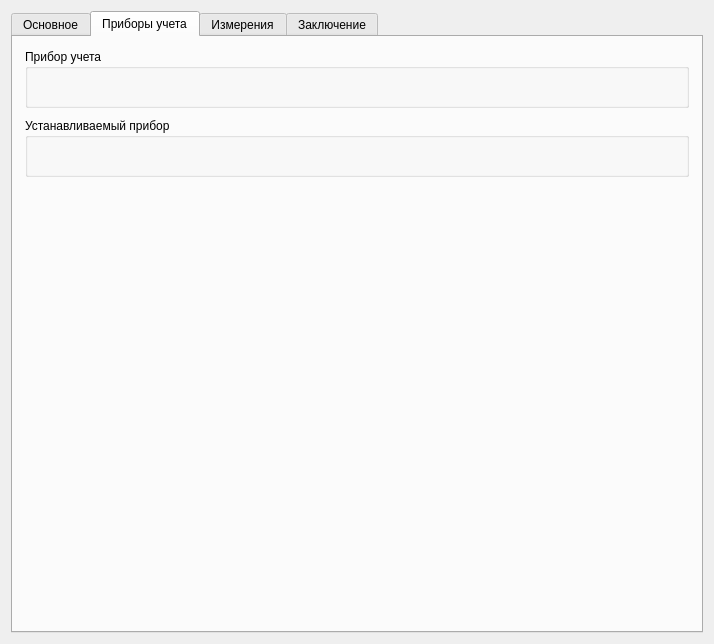
Old version of the form ui/createactwidget.ui in the repository nikola240698/MeteringActs.
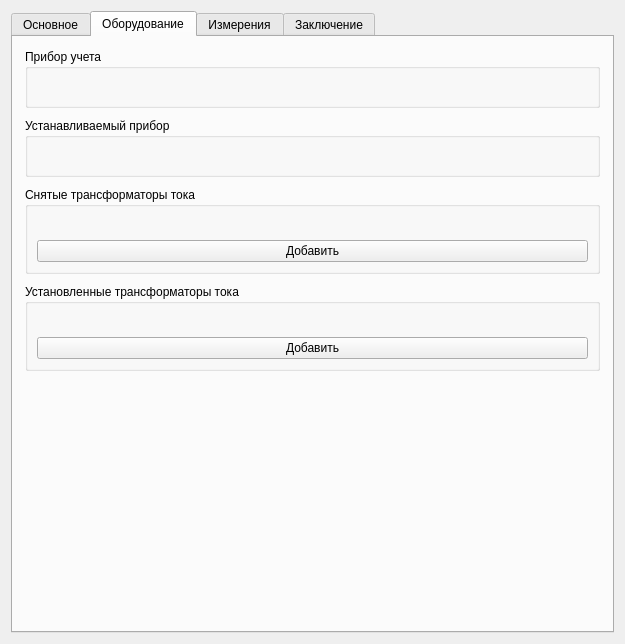
New version of the form. The open tabs and pages were chosen to show the change.

```diff
--- a/ui/createactwidget.ui
+++ b/ui/createactwidget.ui
@@ -6,7 +6,7 @@
    <rect>
     <x>0</x>
     <y>0</y>
-    <width>714</width>
+    <width>625</width>
     <height>644</height>
    </rect>
   </property>
@@ -372,7 +372,7 @@
      </widget>
      <widget class="QWidget" name="metersTab">
       <attribute name="title">
-       <string>Приборы учета</string>
+       <string>Оборудование</string>
       </attribute>
       <layout class="QVBoxLayout" name="verticalLayout_7">
        <property name="spacing">
@@ -427,6 +427,48 @@
          </layout>
         </widget>
        </item>
+       <item>
+        <widget class="QGroupBox" name="removedCurrentTransformersGroupBox">
+         <property name="title">
+          <string>Снятые трансформаторы тока</string>
+         </property>
+         <layout class="QVBoxLayout" name="removedCtLayout">
+          <item>
+           <widget class="QWidget" name="removedCtContainerWidget" native="true">
+            <layout class="QVBoxLayout" name="verticalLayout_14"/>
+           </widget>
+          </item>
+          <item>
+           <widget class="QPushButton" name="addRemoveCtButton">
+            <property name="text">
+             <string>Добавить</string>
+            </property>
+           </widget>
+          </item>
+         </layout>
+        </widget>
+       </item>
+       <item>
+        <widget class="QGroupBox" name="installedCurrentTransformersGroupBox">
+         <property name="title">
+          <string>Установленные трансформаторы тока</string>
+         </property>
+         <layout class="QVBoxLayout" name="installedCtLayout">
+          <item>
+           <widget class="QWidget" name="installedCtContainerWidget" native="true">
+            <layout class="QVBoxLayout" name="verticalLayout_15"/>
+           </widget>
+          </item>
+          <item>
+           <widget class="QPushButton" name="addInstalledCtButton">
+            <property name="text">
+             <string>Добавить</string>
+            </property>
+           </widget>
+          </item>
+         </layout>
+        </widget>
+       </item>
        <item>
         <spacer name="verticalSpacer_2">
          <property name="orientation">
```
Left out of the diff: 4 changed lines with no effect on the pictures.
